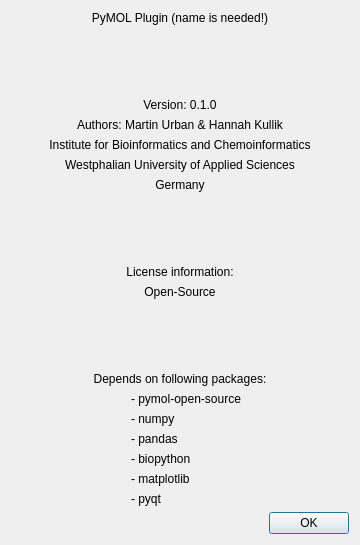
Above: pyssa/gui/ui/forms/dlgAbout.ui from urban233/PySSA before the change. Below: the same form after it.
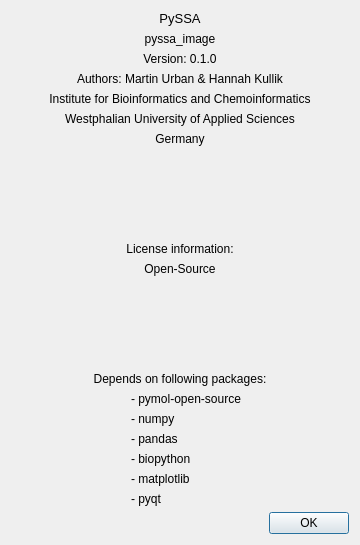
That is the form after the change.

Commit message: feat: add demo project to pyssa + fix: multimer page table clear

```diff
--- a/pyssa/gui/ui/forms/dlgAbout.ui
+++ b/pyssa/gui/ui/forms/dlgAbout.ui
@@ -22,8 +22,13 @@
   <layout class="QVBoxLayout" name="verticalLayout_2">
    <item>
     <widget class="QLabel" name="label">
+     <property name="font">
+      <font>
+       <pointsize>10</pointsize>
+      </font>
+     </property>
      <property name="text">
-      <string>PyMOL Plugin (name is needed!)</string>
+      <string>PySSA</string>
      </property>
      <property name="alignment">
       <set>Qt::AlignCenter</set>
@@ -31,17 +36,17 @@
     </widget>
    </item>
    <item>
-    <spacer name="verticalSpacer_2">
-     <property name="orientation">
-      <enum>Qt::Vertical</enum>
+    <widget class="QLabel" name="lbl_pyssa_logo">
+     <property name="layoutDirection">
+      <enum>Qt::LeftToRight</enum>
      </property>
-     <property name="sizeHint" stdset="0">
-      <size>
-       <width>20</width>
-       <height>49</height>
-      </size>
+     <property name="text">
+      <string>pyssa_image</string>
      </property>
-    </spacer>
+     <property name="alignment">
+      <set>Qt::AlignCenter</set>
+     </property>
+    </widget>
    </item>
    <item>
     <widget class="QLabel" name="label_2">
```
The commit also changes 6 other files.
